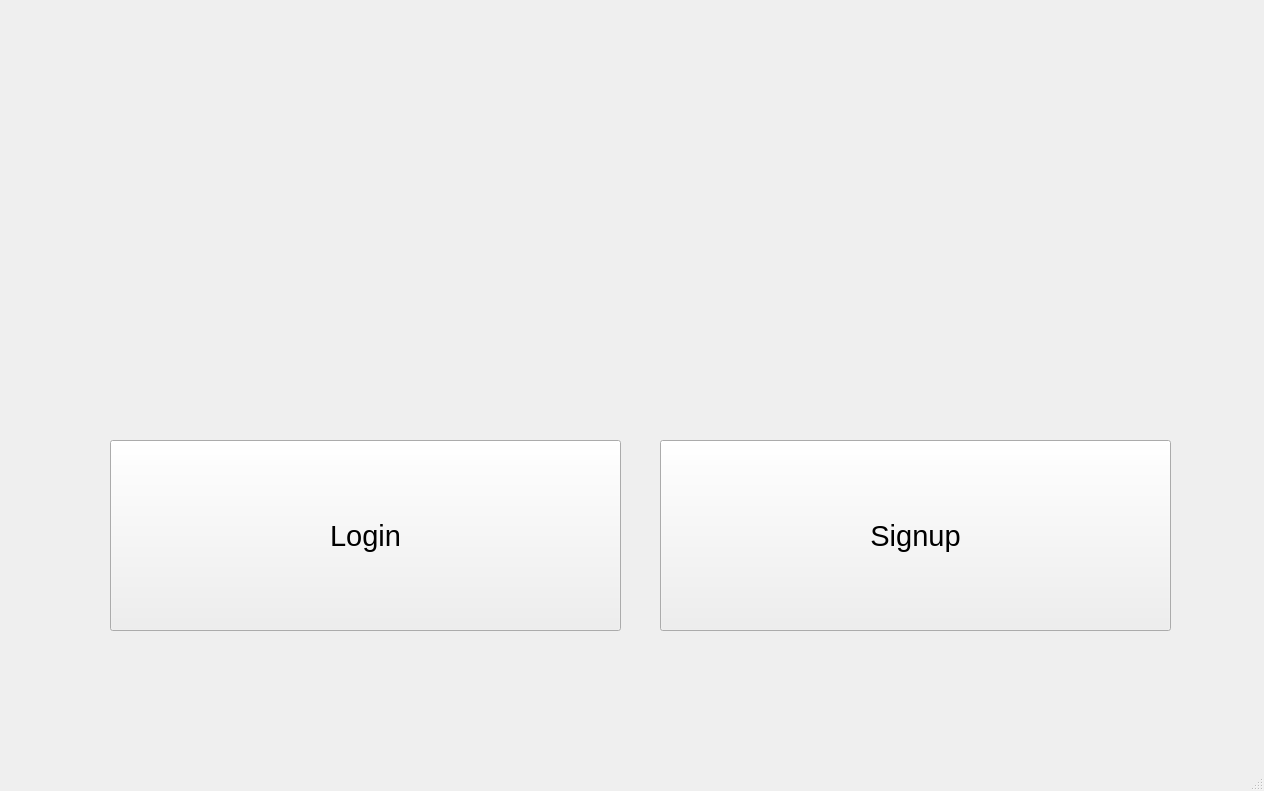
First picture: the form in MainWindowApp/mainwindowapp.ui, repository TheYoungOldtimer/ApProject1, before the edit.
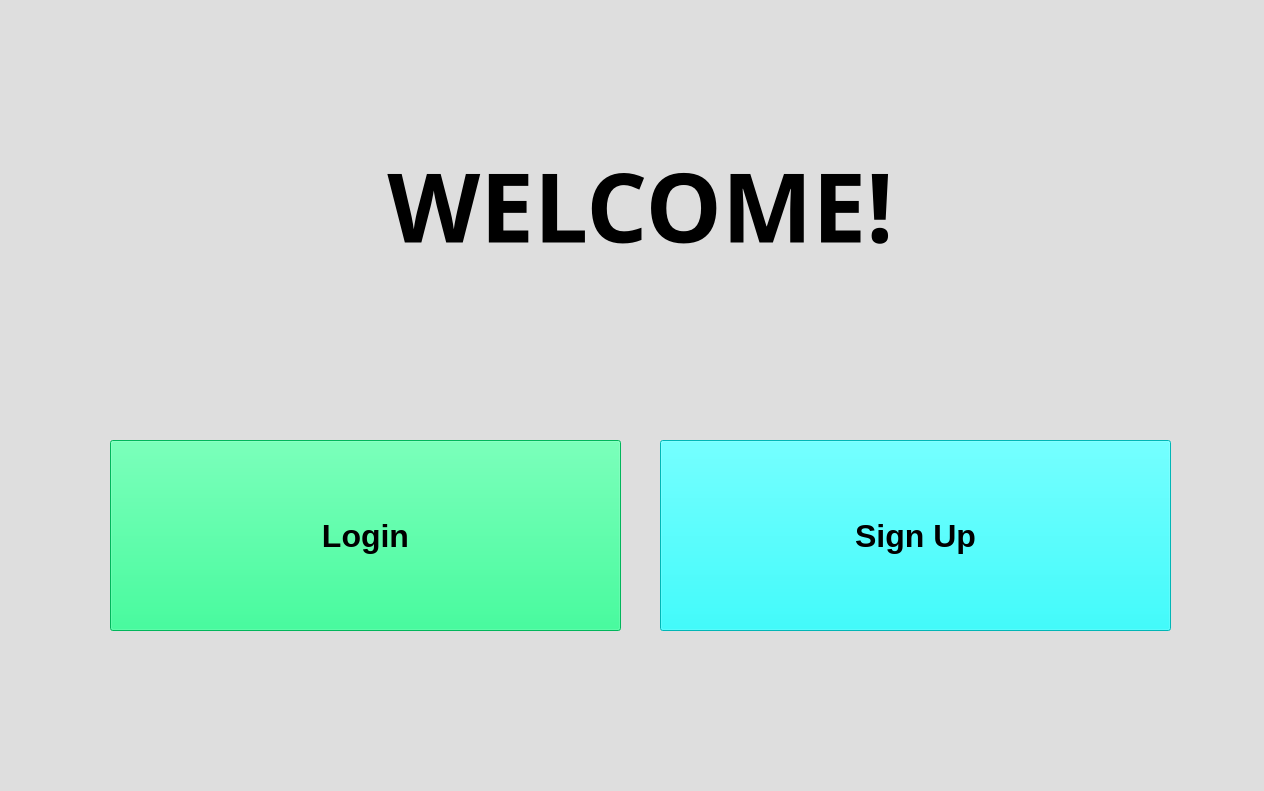
Second picture: the form after the edit.

Patch:
```diff
--- a/MainWindowApp/mainwindowapp.ui
+++ b/MainWindowApp/mainwindowapp.ui
@@ -13,6 +13,9 @@
   <property name="windowTitle">
    <string>MainWindowApp</string>
   </property>
+  <property name="styleSheet">
+   <string notr="true">background-color: rgb(222, 222, 222);</string>
+  </property>
   <property name="documentMode">
    <bool>false</bool>
   </property>
@@ -28,11 +31,19 @@
     </property>
     <property name="font">
      <font>
-      <pointsize>22</pointsize>
+      <pointsize>24</pointsize>
+      <bold>true</bold>
      </font>
     </property>
+    <property name="cursor">
+     <cursorShape>PointingHandCursor</cursorShape>
+    </property>
+    <property name="styleSheet">
+     <string notr="true">color: rgb(0, 0, 0);
+background-color: rgb(0, 255, 255);</string>
+    </property>
     <property name="text">
-     <string>Signup</string>
+     <string>Sign Up</string>
     </property>
    </widget>
    <widget class="QPushButton" name="Loginmember">
@@ -46,13 +57,47 @@
     </property>
     <property name="font">
      <font>
-      <pointsize>22</pointsize>
+      <pointsize>24</pointsize>
+      <bold>true</bold>
      </font>
     </property>
+    <property name="cursor">
+     <cursorShape>PointingHandCursor</cursorShape>
+    </property>
+    <property name="styleSheet">
+     <string notr="true">color: rgb(0, 0, 0);
+background-color: rgb(0, 255, 127);</string>
+    </property>
     <property name="text">
      <string>Login</string>
     </property>
    </widget>
+   <widget class="QLabel" name="label">
+    <property name="geometry">
+     <rect>
+      <x>10</x>
+      <y>100</y>
+      <width>1261</width>
+      <height>211</height>
+     </rect>
+    </property>
+    <property name="font">
+     <font>
+      <family>Segoe Print</family>
+      <pointsize>72</pointsize>
+      <bold>true</bold>
+     </font>
+    </property>
+    <property name="styleSheet">
+     <string notr="true">color: rgb(0, 0, 0);</string>
+    </property>
+    <property name="text">
+     <string>WELCOME!</string>
+    </property>
+    <property name="alignment">
+     <set>Qt::AlignCenter</set>
+    </property>
+   </widget>
   </widget>
   <widget class="QMenuBar" name="menubar">
    <property name="geometry">
```
Left out of the diff: 2 changed lines with no effect on the pictures.
